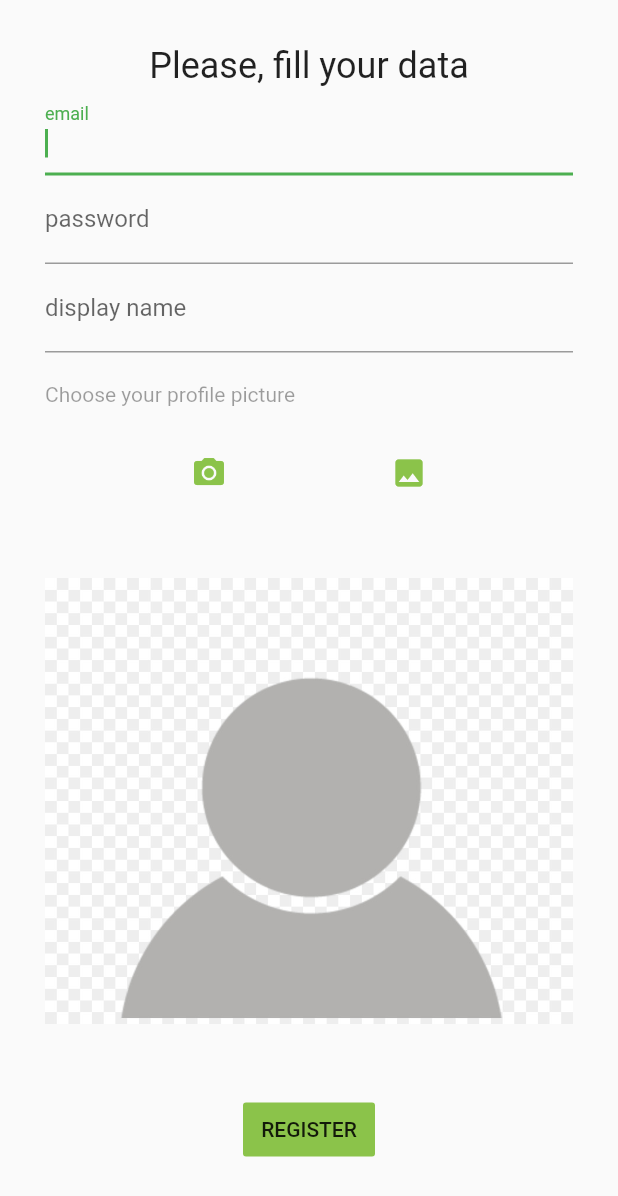
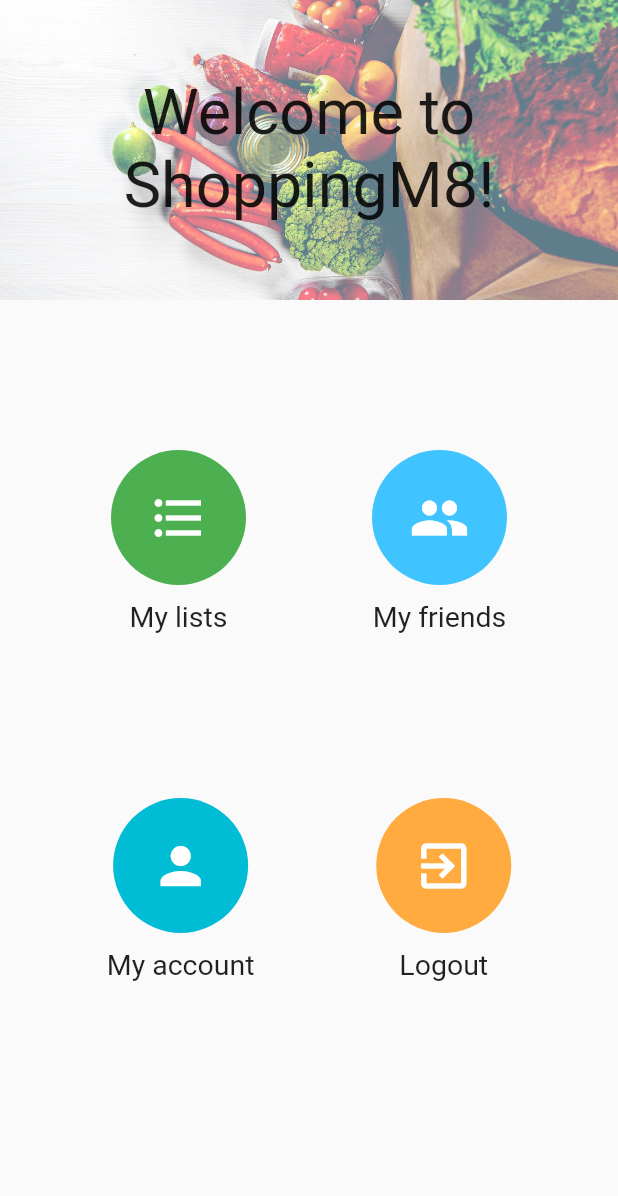
Before and after one commit to Delebrith/ShoppingM8-client, a Flutter app: the screen it shows after launch, on a phone screen of 412 x 824 dp. Shown: the top 1196 px of the screen. Run offline on Flutter 3.47's test engine with Material 2 defaults, Android fonts, the phone set to English and light mode, and no system bars; our stand-ins replace image_cropper, image_picker.

Commit message:
add main menu, dto classes and registration draft impl

```diff
--- a/shoppingm8_fe/lib/RegistrationWidget.dart
+++ /dev/null
@@ -1,128 +0,0 @@
-import 'dart:io';
-
-import 'package:flutter/material.dart';
-import 'package:image_cropper/image_cropper.dart';
-import 'package:image_picker/image_picker.dart';
-
-class RegistartionWidget extends StatefulWidget {
-  @override
-  _RegistartionWidgetState createState() => _RegistartionWidgetState();
-}
-
-class _RegistartionWidgetState extends State<RegistartionWidget> {
-  final _emailController = TextEditingController();
-  final _passwordController = TextEditingController();
-  final _displayNameController = TextEditingController();
-
-  File _image;
-
-  Future getImage(ImageSource source) async {
-    var image = await ImagePicker.pickImage(source: source);
-    var croppedImage = await ImageCropper.cropImage(
-        sourcePath: image.path,
-        aspectRatio: CropAspectRatio(ratioX: 1, ratioY: 1),
-        compressQuality: 80,
-        maxWidth: 512,
-        maxHeight: 512,
-        androidUiSettings: AndroidUiSettings(
-          toolbarTitle: "Crop picture"
-        ),
-        iosUiSettings: IOSUiSettings(
-          title: "Crop picture"
-        )
-    );
-
-    setState(() {
-      _image = croppedImage;
-    });
-  }
-
-  @override
-  Widget build(BuildContext context) {
-    return Scaffold(
-        resizeToAvoidBottomInset: false,
-        body: SingleChildScrollView(
-            child: Center(
-                child: Padding(
-                    padding: EdgeInsets.all(30),
-                    child: Column(
-                      mainAxisSize: MainAxisSize.min,
-                      mainAxisAlignment: MainAxisAlignment.center,
-                      children: <Widget>[
-                        Title(
-                            color: Colors.black,
-                            child: Text("Please, fill your data", style: TextStyle(fontSize: 24),)),
-                        TextField(
-                          autofocus: true,
-                          autocorrect: false,
-                          decoration: InputDecoration(labelText: "email"),
-                          controller: _emailController,
-                        ),
-                        TextField(
-                          autofocus: false,
-                          autocorrect: false,
-                          decoration: InputDecoration(labelText: "password"),
-                          controller: _passwordController,
-                          obscureText: true,
-                        ),
-                        TextField(
-                          autofocus: false,
-                          autocorrect: false,
-                          decoration: InputDecoration(labelText: "display name"),
-                          controller: _displayNameController,
-                          obscureText: true,
-                        ),
-                        Container(
-                          child: Column(
-                            children: <Widget>[
-                              Container(
-                                  width: double.infinity,
-                                  margin: EdgeInsets.symmetric(vertical: 20),
-                                  child: Text(
-                                    "Choose your profile picture",
-                                    textAlign: TextAlign.left,
-                                    style: TextStyle(
-                                      color: Colors.black38
-                                    ),
-                                  )),
-                              Row(
-                                mainAxisAlignment: MainAxisAlignment.spaceEvenly,
-                                children: <Widget>[
-                                  IconButton(
-                                    icon: Icon(Icons.camera_alt),
-                                    color: Colors.lightGreen,
-                                    onPressed: () => getImage(ImageSource.camera),
-                                  ),
-                                  IconButton(
-                                    icon: Icon(Icons.photo),
-                                    color: Colors.lightGreen,
-                                    onPressed: () => getImage(ImageSource.gallery),
-                                  )
-                                ],
-                              ),
-                              Container(
-                                margin: EdgeInsets.symmetric(vertical: 20),
-                                child: Image(
-                                  image: _image == null
-                                      ? AssetImage("assets/user.jpg")
-                                      : FileImage(_image),
-                                  height: 350,
-                                ),
-                              )
-                            ],
-                          ),
-                        ),
-                        FlatButton(
-                          child: Text("REGISTER"),
-                          color: Colors.lightGreen,
-                          onPressed: () => {print("Registartion")},
-                        )
-                      ],
-                    )
-                )
-            )
-        )
-    );
-  }
-
-}
--- /dev/null
+++ b/shoppingm8_fe/lib/auth/dto/jwtDto.dart
@@ -0,0 +1,5 @@
+class JwtDto {
+  final String token;
+
+  JwtDto(this.token);
+}
--- /dev/null
+++ b/shoppingm8_fe/lib/auth/dto/loginDto.dart
@@ -0,0 +1,6 @@
+class LoginDto  {
+  final String email;
+  final String password;
+
+  LoginDto(this.email, this.password);
+}
--- a/shoppingm8_fe/lib/main.dart
+++ b/shoppingm8_fe/lib/main.dart
@@ -1,7 +1,8 @@
 import 'package:flutter/material.dart';
-import 'package:shoppingm8_fe/RegistrationWidget.dart';
+import 'package:shoppingm8_fe/auth/registrationWidget.dart';
+import 'package:shoppingm8_fe/menu/mainMenuWidget.dart';
 
-import 'LoginWidget.dart';
+import 'auth/loginWidget.dart';
 
 void main() => runApp(MyApp());
 
@@ -44,27 +45,13 @@ class MyHomePage extends StatefulWidget {
 }
 
 class _MyHomePageState extends State<MyHomePage> {
-  int _counter = 0;
-
-  void _incrementCounter() {
-    setState(() {
-      // This call to setState tells the Flutter framework that something has
-      // changed in this State, which causes it to rerun the build method below
-      // so that the display can reflect the updated values. If we changed
-      // _counter without calling setState(), then the build method would not be
-      // called again, and so nothing would appear to happen.
-      _counter++;
-    });
-  }
 
   @override
   Widget build(BuildContext context) {
-    // This method is rerun every time setState is called, for instance as done
-    // by the _incrementCounter method above.
-    //
-    // The Flutter framework has been optimized to make rerunning build methods
-    // fast, so that you can just rebuild anything that needs updating rather
-    // than having to individually change instances of widgets.
-    return RegistartionWidget();
+    return MainMenuWidget(
+      logout: () => print("logout"),
+      moveToAccountManagement: () => print("moveToAccountManagement"),
+      moveToFriendList: () => print("moveToFriendList"),
+      moveToListScreen: () => print("moveToListScreen"),);
   }
 }
--- /dev/null
+++ b/shoppingm8_fe/lib/menu/mainMenuWidget.dart
@@ -0,0 +1,96 @@
+import 'package:flutter/cupertino.dart';
+import 'package:flutter/material.dart';
+
+import 'menuButtonWidget.dart';
+
+class MainMenuWidget extends StatelessWidget {
+  final Function moveToListScreen;
+  final Function moveToFriendList;
+  final Function moveToAccountManagement;
+  final Function logout;
+
+  const MainMenuWidget(
+      {Key key,
+      this.moveToListScreen,
+      this.moveToFriendList,
+      this.moveToAccountManagement,
+      this.logout})
+      : super(key: key);
+
+  @override
+  Widget build(BuildContext context) {
+    // TODO: implement build
+    return Scaffold(
+      body: Column(
+        mainAxisSize: MainAxisSize.max,
+        mainAxisAlignment: MainAxisAlignment.spaceEvenly,
+        children: <Widget>[
+          Container(
+              height: 200,
+              decoration: BoxDecoration(
+                image: DecorationImage(
+                    image: AssetImage("assets/background.jpg"),
+                    colorFilter:
+                        ColorFilter.mode(Colors.blueGrey, BlendMode.lighten),
+                    fit: BoxFit.cover),
+              ),
+              child: Container(
+                padding: EdgeInsets.symmetric(vertical: 50, horizontal: 10),
+                child: Title(
+                    color: Colors.black,
+                    child: Text(
+                      "Welcome to ShoppingM8!",
+                      style: TextStyle(fontSize: 42),
+                      textAlign: TextAlign.center,
+                    )),
+              )),
+          Expanded(
+            child: Column(
+              mainAxisSize: MainAxisSize.max,
+              mainAxisAlignment: MainAxisAlignment.spaceEvenly,
+              children: <Widget>[
+                Row(
+                  mainAxisAlignment: MainAxisAlignment.spaceEvenly,
+                  children: <Widget>[
+                    MenuButton(
+                      title: "My lists",
+                      onPressed: moveToListScreen,
+                      color: Colors.green,
+                      icon: Icons.format_list_bulleted,
+                    ),
+                    MenuButton(
+                      title: "My friends",
+                      onPressed: moveToFriendList,
+                      color: Colors.lightBlueAccent,
+                      icon: Icons.people,
+                    ),
+                  ],
+                ),
+                Row(
+                  mainAxisAlignment: MainAxisAlignment.spaceEvenly,
+                  children: <Widget>[
+                    MenuButton(
+                      title: "My account",
+                      onPressed: moveToAccountManagement,
+                      color: Colors.cyan,
+                      icon: Icons.person,
+                    ),
+                    MenuButton(
+                      title: "Logout",
+                      onPressed: logout,
+                      color: Colors.orangeAccent,
+                      icon: Icons.exit_to_app,
+                    ),
+                  ],
+                ),
+              ],
+            ),
+          ),
+          Padding(
+            padding: EdgeInsets.only(top: 20, bottom: 50),
+          )
+        ],
+      ),
+    );
+  }
+}
--- /dev/null
+++ b/shoppingm8_fe/lib/menu/menuButtonWidget.dart
@@ -0,0 +1,45 @@
+import 'package:flutter/cupertino.dart';
+import 'package:flutter/material.dart';
+
+class MenuButton extends StatelessWidget {
+  final Function onPressed;
+  final IconData icon;
+  final String title;
+  final Color color;
+
+  const MenuButton({Key key, this.onPressed, this.icon, this.title, this.color}) : super(key: key);
+
+  @override
+  Widget build(BuildContext context) {
+    // TODO: implement build
+    return Container(
+      margin: EdgeInsets.all(10),
+      child: Column(
+        mainAxisAlignment: MainAxisAlignment.spaceEvenly,
+        children: <Widget>[
+          CircleAvatar(
+            radius: 45,
+            backgroundColor: color,
+            child: IconButton(
+              icon: Icon(icon),
+              color: Colors.white,
+              onPressed: onPressed,
+              iconSize: 40,
+            ),
+          ),
+          Padding(
+            padding: EdgeInsets.only(top: 10),
+            child: Title(
+                color: Colors.black,
+                child: Text(
+                  title,
+                  textAlign: TextAlign.center,
+                  style: TextStyle(fontSize: 19),
+                )
+            ),
+          )
+        ],
+      ),
+    );
+  }
+}
--- a/shoppingm8_fe/pubspec.yaml
+++ b/shoppingm8_fe/pubspec.yaml
@@ -26,6 +26,7 @@ dependencies:
   url_launcher: ^5.4.2
   image_picker: ^0.6.4
   image_cropper: 1.2.1
+  http: ^0.12.0
 
 dev_dependencies:
   flutter_test:
```
Also changed, not shown: shoppingm8_fe/lib/auth/dto/authenticatedUserDto.dart (added, +8 -0 lines), shoppingm8_fe/lib/auth/dto/registrationDto.dart (added, +7 -0 lines), shoppingm8_fe/lib/auth/registrationWidget.dart (added, +212 -0 lines), shoppingm8_fe/lib/auth/loginWidget.dart (renamed from shoppingm8_fe/lib/LoginWidget.dart), shoppingm8_fe/pubspec.lock.
